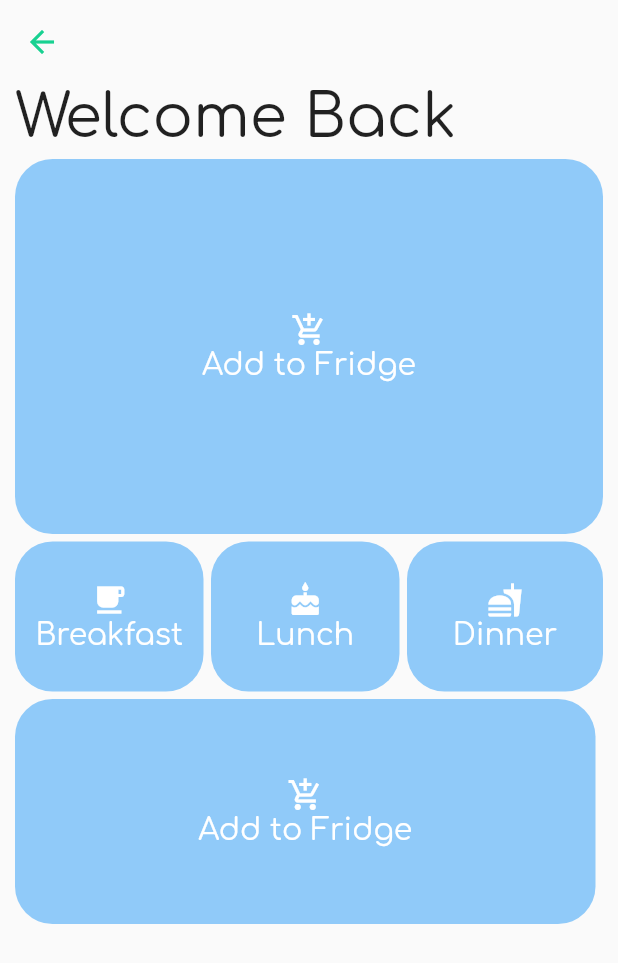
After one commit to klee3/nutrin-macro-tracking-app, a Flutter app: the Test screen opened directly, on a phone screen of 412 x 824 dp. The commit adds this screen. Shown: the top 963 px of the screen. Run offline on Flutter 3.47's test engine with Material 2 defaults, Android fonts, the phone set to English and light mode, and no system bars; our stand-ins replace firebase_auth, google_fonts, material_design_icons_flutter; accounts and stored records are empty.

Commit message:
made test page for home

```diff
--- a/nutrin/lib/screens/authenticate/register.dart
+++ b/nutrin/lib/screens/authenticate/register.dart
@@ -93,6 +93,5 @@ class _RegisterState extends State<Register> {
         ),
       ),
     );
-    ;
   }
 }
--- /dev/null
+++ b/nutrin/lib/screens/home/test.dart
@@ -0,0 +1,198 @@
+import 'package:flutter/cupertino.dart';
+import 'package:flutter/material.dart';
+import 'package:google_fonts/google_fonts.dart';
+import 'package:material_design_icons_flutter/material_design_icons_flutter.dart';
+
+class Test extends StatefulWidget {
+  @override
+  _TestState createState() => _TestState();
+}
+
+class _TestState extends State<Test> {
+  @override
+  Widget build(BuildContext context) {
+    return new Scaffold(
+      appBar: new AppBar(
+        backgroundColor: Colors.transparent,
+        elevation: 0.0,
+        iconTheme: new IconThemeData(color: Color(0xFF18D191)),
+      ),
+      body: MainContent(),
+    );
+  }
+}
+
+class MainContent extends StatelessWidget {
+  @override
+  Widget build(BuildContext context) {
+    return new ListView(
+      children: <Widget>[
+        Padding(
+          padding: const EdgeInsets.symmetric(horizontal: 10.0),
+          child: new Container(
+            child: new Column(
+              children: <Widget>[
+                Row(
+                  children: <Widget>[
+                    new Text(
+                      "Welcome Back",
+                      style: TextStyle(fontSize: 40.0, fontFamily: 'Comfortaa'),
+                      textAlign: TextAlign.left,
+                    ),
+                  ],
+                ),
+                Row(
+                  children: <Widget>[
+                    new Expanded(
+                        child: Padding(
+                          padding: const EdgeInsets.only(bottom: 5.0),
+                          child: Padding(
+                            padding: const EdgeInsets.only(top: 5.0),
+                            child: new Container(
+                              height: 250.0,
+                              decoration: new BoxDecoration(
+                                  borderRadius: new BorderRadius.circular(25.0),
+                                  color: Colors.blue[200]),
+                              child: new Column(
+                                mainAxisAlignment: MainAxisAlignment.center,
+                                children: <Widget>[
+                                  new Icon(
+                                    Icons.add_shopping_cart,
+                                    color: Colors.white,
+                                  ),
+                                  new Text(
+                                    "Add to Fridge",
+                                    style: TextStyle(
+                                        color: Colors.white,
+                                        fontSize: 20.0,
+                                        fontFamily: "Comfortaa"),
+                                  )
+                                ],
+                              ),
+                            ),
+                          ),
+                        )),
+                  ],
+                ),
+                Row(
+                  children: <Widget>[
+                    new Expanded(
+                        child: Padding(
+                          padding: const EdgeInsets.only(right: 5.0),
+                          child: new Container(
+                      height: 100.0,
+                      decoration: new BoxDecoration(
+                            borderRadius: new BorderRadius.circular(25.0),
+                            color: Colors.blue[200]),
+                      child: new Column(
+                          mainAxisAlignment: MainAxisAlignment.center,
+                          children: <Widget>[
+                            new Icon(
+                              Icons.free_breakfast,
+                              color: Colors.white,
+                            ),
+                            new Text(
+                              "Breakfast",
+                              style: TextStyle(
+                                  color: Colors.white,
+                                  fontSize: 20.0,
+                                  fontFamily: "Comfortaa"),
+                            )
+                          ],
+                      ),
+                    ),
+                        )),
+                    new Expanded(
+                        child: Padding(
+                          padding: const EdgeInsets.only(right: 5.0),
+                          child: new Container(
+                      height: 100.0,
+                            decoration: new BoxDecoration(
+                              borderRadius: new BorderRadius.circular(25.0),
+                              color: Colors.blue[200]
+                            ),
+                            child: new Column(
+                              mainAxisAlignment: MainAxisAlignment.center,
+                              children: <Widget>[
+                                new Icon(
+                                  Icons.cake,
+                                  color: Colors.white,
+                                ),
+                                new Text(
+                                  "Lunch",
+                                  style: TextStyle(
+                                      color: Colors.white,
+                                      fontSize: 20.0,
+                                      fontFamily: "Comfortaa"),
+                                )
+                              ],
+                            ),
+                    ),
+                        )),
+                    new Expanded(
+                        child: new Container(
+                          height: 100.0,
+                          decoration: new BoxDecoration(
+                              borderRadius: new BorderRadius.circular(25.0),
+                              color: Colors.blue[200]
+                          ),
+                          child: new Column(
+                            mainAxisAlignment: MainAxisAlignment.center,
+                            children: <Widget>[
+                              new Icon(
+                                Icons.fastfood,
+                                color: Colors.white,
+                              ),
+                              new Text(
+                                "Dinner",
+                                style: TextStyle(
+                                    color: Colors.white,
+                                    fontSize: 20.0,
+                                    fontFamily: "Comfortaa"),
+                              )
+                            ],
+                          ),
+                        )),
+                  ],
+                ),
+                Row(
+                  children: <Widget>[
+                    new Expanded(
+                        child: Padding(
+                          padding: const EdgeInsets.only(right: 5.0),
+                          child: Padding(
+                            padding: const EdgeInsets.only(top: 5.0),
+                            child: new Container(
+                              height: 150.0,
+                              decoration: new BoxDecoration(
+                                  borderRadius: new BorderRadius.circular(25.0),
+                                  color: Colors.blue[200]),
+                              child: new Column(
+                                mainAxisAlignment: MainAxisAlignment.center,
+                                children: <Widget>[
+                                  new Icon(
+                                    Icons.add_shopping_cart,
+                                    color: Colors.white,
+                                  ),
+                                  new Text(
+                                    "Add to Fridge",
+                                    style: TextStyle(
+                                        color: Colors.white,
+                                        fontSize: 20.0,
+                                        fontFamily: "Comfortaa"),
+                                  )
+                                ],
+                              ),
+                            ),
+                          ),
+                        )),
+                  ],
+                ),
+              ],
+            ),
+          ),
+        )
+      ],
+    );
+  }
+}
```
Also changed, not shown: nutrin/pubspec.yaml (+8 -0 lines), nutrin/fonts/Comfortaa-Bold.ttf (added), nutrin/fonts/Comfortaa-Light.ttf (added), nutrin/fonts/Comfortaa-Medium.ttf (added), nutrin/fonts/Comfortaa-Regular.ttf (added), nutrin/fonts/Comfortaa-SemiBold.ttf (added), nutrin/pubspec.lock.
